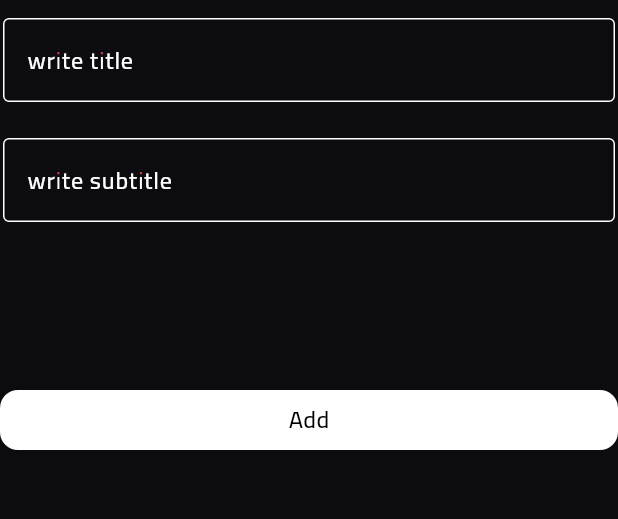
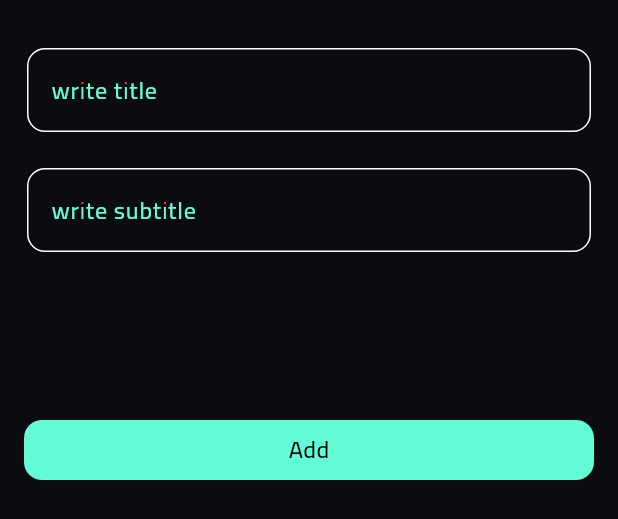
Before and after one commit to Mohamedgamaal16/notes_app, a Flutter app: the AddNoteBottomSheet widget shown alone on an empty page, opened directly, on a phone screen of 412 x 824 dp. Shown: the top 519 px of the screen. Run offline on Flutter 3.47's test engine with Material 3 defaults, Android fonts, the phone set to English and light mode, and no system bars.

Commit message:
constants class contain primary color

```diff
--- /dev/null
+++ b/lib/constans.dart
@@ -0,0 +1,3 @@
+import 'package:flutter/material.dart';
+
+ const kPrimaryColor=  Color(0xff62FCD7);
--- a/lib/views/widgets/add_notes_bottom_sheet.dart
+++ b/lib/views/widgets/add_notes_bottom_sheet.dart
@@ -9,16 +9,20 @@ class AddNoteBottomSheet extends StatelessWidget {
   Widget build(BuildContext context) {
     return Container(
       decoration: const BoxDecoration(color: Colors.black38),
+      child: Padding(
+        padding: const EdgeInsets.symmetric(horizontal:16.0),
         child: Column(
           children: [
-          CustomTextFormfield(hintname: 'write title'),
-          CustomTextFormfield(hintname: 'write subtitle'),
+            const SizedBox(height: 20),
+            CustomTextfield(hintname: 'write title'),
+            CustomTextfield(hintname: 'write subtitle'),
             const SizedBox(
               height: 100,
             ),
             CustomButton(buttonName: 'Add')
           ],
         ),
+      ),
     );
   }
 }
--- a/lib/views/widgets/custom_button.dart
+++ b/lib/views/widgets/custom_button.dart
@@ -1,4 +1,5 @@
 import 'package:flutter/material.dart';
+import 'package:notes_app_gemy/constans.dart';
 
 // ignore: must_be_immutable
 class CustomButton extends StatelessWidget {
@@ -13,7 +14,7 @@ class CustomButton extends StatelessWidget {
         height: 40,
         decoration: BoxDecoration(
           borderRadius: BorderRadius.circular(12),
-          color: Colors.white,
+          color: kPrimaryColor,
         ),
         child: Center(
           child: Text(
--- a/lib/views/widgets/custom_text_field.dart
+++ b/lib/views/widgets/custom_text_field.dart
@@ -1,8 +1,9 @@
 import 'package:flutter/material.dart';
+import 'package:notes_app_gemy/constans.dart';
 
 // ignore: must_be_immutable
-class CustomTextFormfield extends StatelessWidget {
-  CustomTextFormfield(
+class CustomTextfield extends StatelessWidget {
+  CustomTextfield(
       {super.key,
       required this.hintname,
       this.onChange,
@@ -14,29 +15,26 @@ class CustomTextFormfield extends StatelessWidget {
   Widget build(BuildContext context) {
     return Padding(
       padding: const EdgeInsets.symmetric(vertical: 12, horizontal: 2),
-      child: TextFormField(
+      child: TextField(
         obscureText: obscureText,
-        validator: (data) {
-          if (data!.isEmpty) {
-            return 'reqiured';
-          }
-        },
         onChanged: onChange,
         decoration: InputDecoration(
-          enabledBorder: const OutlineInputBorder(
-            borderSide: BorderSide(
-              color: Colors.white,
-            ),
-          ),
-          border: const OutlineInputBorder(
-            borderSide: BorderSide(
-              color: Colors.white,
-            ),
-          ),
+          enabledBorder: buildBorder(),
+          border: buildBorder(),
+          focusedBorder: buildBorder(kPrimaryColor),
           hintText: hintname,
-          hintStyle: const TextStyle(color: Colors.white),
+          hintStyle: const TextStyle(color: kPrimaryColor),
         ),
       ),
     );
   }
+
+  OutlineInputBorder buildBorder([color]) {
+    return OutlineInputBorder(
+      borderSide: BorderSide(
+        color: color ?? Colors.white,
+      ),
+      borderRadius: BorderRadius.circular(12),
+    );
+  }
 }
```
Lines whose indentation alone changed are shown as unchanged.
